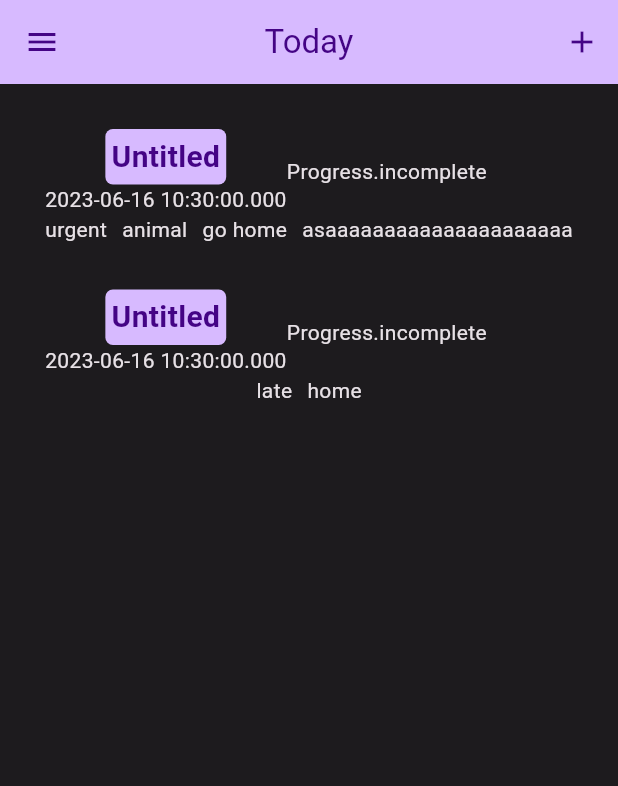
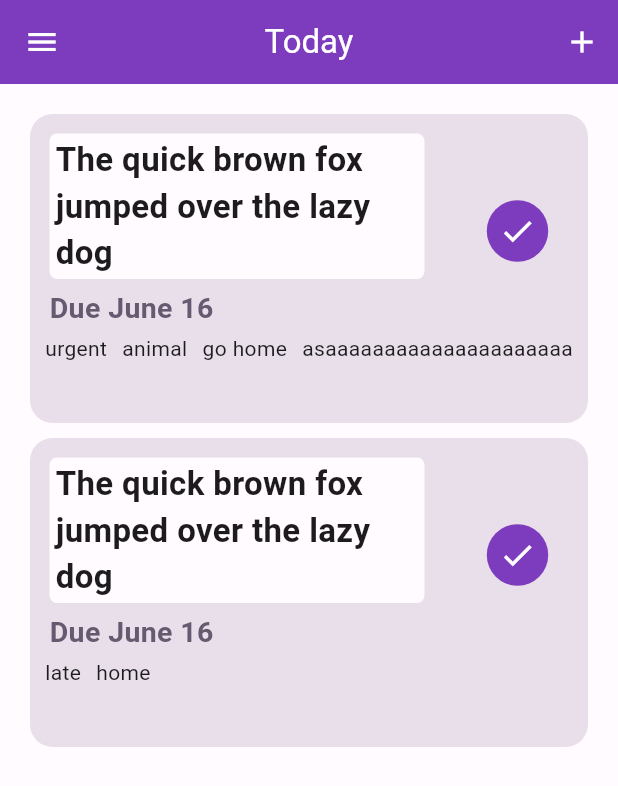
Before and after one commit to jasonly027/DisWeek, a Flutter app: the screen it shows after launch, on a phone screen of 412 x 824 dp. Shown: the top 786 px of the screen. Run offline on Flutter 3.47's test engine with Material 2 defaults, Android fonts, the light colour scheme and no system bars.

Commit message:
_makeTaskTitle(...), _makeTaskDue(...), and _makeTaskProgress(...) implemented for daily task view. Altered color schemes.

```diff
--- a/lib/main.dart
+++ b/lib/main.dart
@@ -13,8 +13,8 @@
   Widget build(BuildContext context) {
     return MaterialApp(
       title: 'DisWeek',
-      theme: ThemeData(useMaterial3: true, colorScheme: darkColorScheme),
-      darkTheme: ThemeData(useMaterial3: true, colorScheme: lightColorScheme),
+      theme: ThemeData(useMaterial3: true, colorScheme: lightColorScheme),
+      darkTheme: ThemeData(useMaterial3: true, colorScheme: darkColorScheme),
       home: const Notes(title: 'Today'),
     );
   }
@@ -60,10 +60,10 @@
         ],
       ),
       body:
-          Container(
-            margin: EdgeInsets.all(30),
-            child: createDailyView(context, tempList),
-          ),
+      Container(
+        margin: EdgeInsets.all(20),
+        child: createDailyView(context, tempList),
+      ),
     );
   }
 }
--- a/lib/task_components.dart
+++ b/lib/task_components.dart
@@ -1,16 +1,17 @@
 import 'package:flutter/material.dart';
+import 'package:intl/intl.dart';
 
 enum Progress { incomplete, complete, checklist }
 
 class Task {
   String task;
-  DateTime due;
+  DateTime? due;
   List<String> tags;
   Progress progress;
 
   Task(
-      {this.task = 'Untitled',
-      required this.due,
+      {this.task = 'The quick brown fox jumped over the lazy dog',
+      this.due,
       required this.tags,
       this.progress = Progress.incomplete});
 }
@@ -19,27 +20,42 @@ ListView createDailyView(BuildContext context, List<Task> taskList) {
   ColorScheme themeColor = Theme.of(context).colorScheme;
   double mqTextScaleFactor = MediaQuery.of(context).textScaleFactor;
 
-  return (ListView.builder(
+  return (ListView.separated(
+    separatorBuilder: (context, _) => const SizedBox(height: 10),
     itemCount: taskList.length,
     itemBuilder: (BuildContext context, int index) {
-      return Column(
+      return Container(
+        padding: const EdgeInsets.all(10),
+        decoration: BoxDecoration(
+          // border: Border.all(color: themeColor.shadow),
+          borderRadius: BorderRadius.circular(15),
+          color: themeColor.surfaceVariant,
+        ),
+        child: Column(
           children: [
             Row(
+              crossAxisAlignment: CrossAxisAlignment.center,
               children: [
-              Column(
+                Flexible(
+                  flex: 8,
+                  child: Column(
+                    crossAxisAlignment: CrossAxisAlignment.start,
                     children: [
                       _makeTaskTitle(taskList[index].task, themeColor, mqTextScaleFactor),
-                  Text(taskList[index].due.toLocal().toString()),
+                      _makeTaskDue(taskList[index].due, themeColor, mqTextScaleFactor),
                     ],
                   ),
-              Text(taskList[index].progress.toString()),
+                ),
+                const Spacer(),
+                Flexible(
+                    flex: 2,
+                    child: _makeTaskProgress(taskList[index].progress, themeColor, mqTextScaleFactor)),
               ],
             ),
             SizedBox(
               height: 50,
               child: ListView.separated(
                 scrollDirection: Axis.horizontal,
-              shrinkWrap: true,
                 separatorBuilder: (context, _) => const SizedBox(width: 10),
                 itemCount: taskList[index].tags.length,
                 itemBuilder: (BuildContext context2, int tagIndex) {
@@ -48,23 +64,62 @@ ListView createDailyView(BuildContext context, List<Task> taskList) {
               ),
             )
           ],
+        ),
       );
     },
   ));
 }
 
-Container _makeTaskTitle(String taskTitle, ColorScheme themeColor, double mqTextScaleFactor) {
+Widget _makeTaskTitle(String taskTitle, ColorScheme themeColor, double mqTextScaleFactor) {
   return Container(
+    margin: const EdgeInsets.all(3),
+    padding: const EdgeInsets.symmetric(vertical: 2,horizontal: 4),
     decoration: BoxDecoration(
       borderRadius: const BorderRadius.all(Radius.circular(5)),
-      color: themeColor.primary,
+      color: themeColor.surface,
     ),
-    padding: const EdgeInsets.all(4),
     child: Text(taskTitle,
         textScaleFactor: mqTextScaleFactor,
         style: TextStyle(
-            color: themeColor.onPrimary,
+            color: themeColor.onSurface,
             fontWeight: FontWeight.bold,
-            fontSize: 20)),
+            fontSize: 22,)),
   );
 }
+
+Widget _makeTaskDue(DateTime? taskDue, ColorScheme themeColor, double mqTextScaleFactor) {
+  if (taskDue == null) {return Container();}
+  String monthDay = DateFormat.MMMMd().format(taskDue);
+
+  return Container(
+    margin: const EdgeInsets.all(3),
+    child: Text("Due $monthDay",
+        textScaleFactor: mqTextScaleFactor,
+        style: TextStyle(
+          color: themeColor.secondary,
+          fontWeight: FontWeight.bold,
+          fontSize: 19,)),
+
+  );
+}
+
+Widget _makeTaskProgress(Progress progress, ColorScheme themeColor, double mqTextScaleFactor) {
+  return Container(
+    margin: const EdgeInsets.all(3),
+    child: IconButton.filled(
+          color: themeColor.onTertiary,
+          icon: const Icon(Icons.check),
+          iconSize: 25,
+          onPressed: () {
+            switch (progress) {
+              case Progress.checklist:
+                //
+              case Progress.incomplete:
+                //
+              case Progress.complete:
+                //
+            }
+          },
+        )
+  );
+}
--- a/pubspec.yaml
+++ b/pubspec.yaml
@@ -31,6 +31,7 @@ dependencies:
   flutter:
     sdk: flutter
   sqflite: ^2.2.8+4
+  intl: ^0.18.1
 
 
   # The following adds the Cupertino Icons font to your application.
```
Also changed, not shown: lib/theme/color_schemes.g.dart, pubspec.lock. Lines whose indentation alone changed are shown as unchanged.
